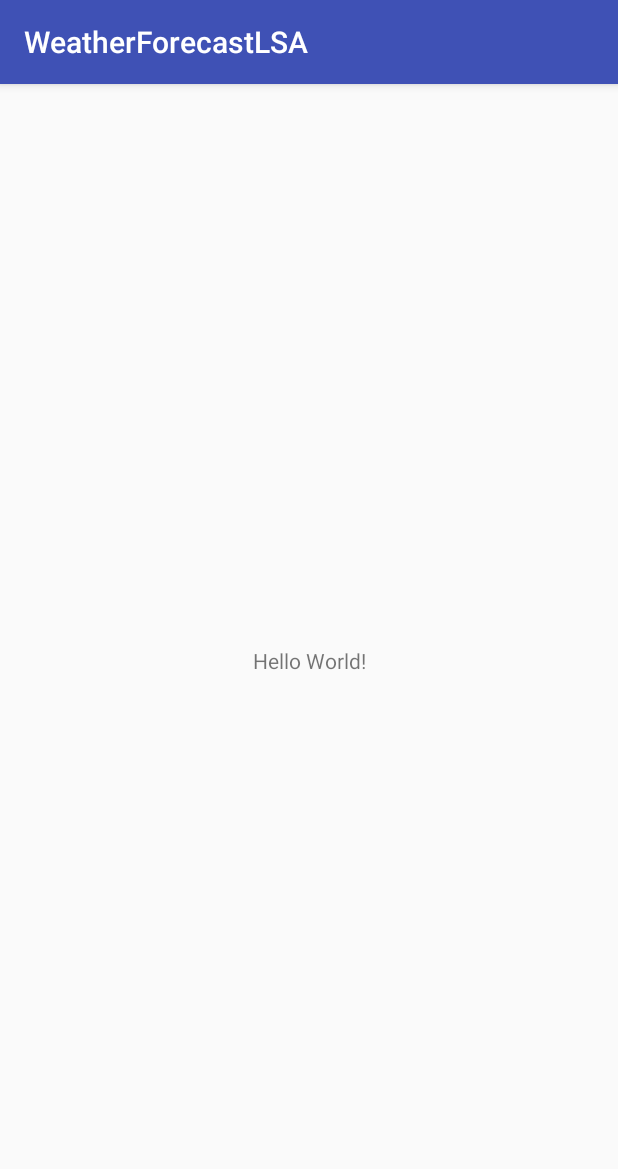
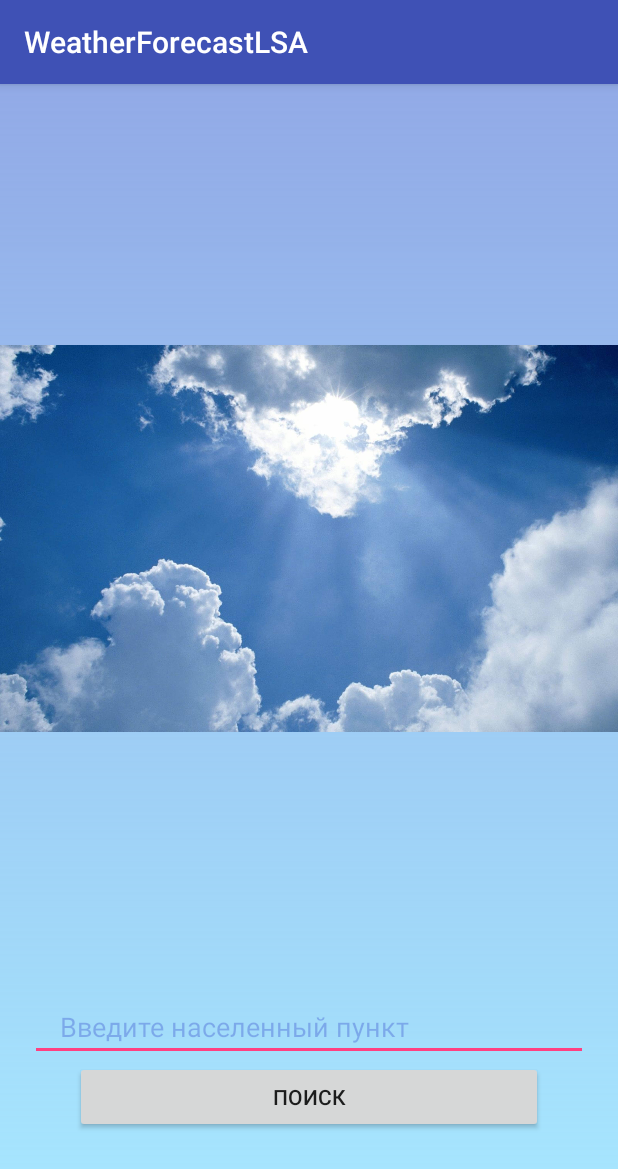
Before and after one commit to BigSerj/FinalWorkAndroid, an Android app: the screen it shows after launch (MainActivity), on a phone screen of 412 x 824 dp. Shown: the top 1169 px of the screen. Run offline under Robolectric (Android 15) with nearby library versions, the phone set to English and light mode, and no system bars.

Commit message:
FinalWorkAndroid

```diff
--- a/WeatherForecastLSA/app/src/main/AndroidManifest.xml
+++ b/WeatherForecastLSA/app/src/main/AndroidManifest.xml
@@ -9,7 +9,7 @@
         android:roundIcon="@mipmap/ic_launcher_round"
         android:supportsRtl="true"
         android:theme="@style/AppTheme">
-        <activity android:name=".MainActivity">
+        <activity android:name=".presentation.view.activity.MainActivity">
             <intent-filter>
                 <action android:name="android.intent.action.MAIN" />
 
--- a/WeatherForecastLSA/app/src/main/java/com/android/bigserj/weatherforecastlsa/MainActivity.java
+++ b/WeatherForecastLSA/app/src/main/java/com/android/bigserj/weatherforecastlsa/presentation/view/activity/MainActivity.java
@@ -1,7 +1,9 @@
-package com.android.bigserj.weatherforecastlsa;
+package com.android.bigserj.weatherforecastlsa.presentation.view.activity;
 
 import android.support.v7.app.AppCompatActivity;
 import android.os.Bundle;
+
+import com.android.bigserj.weatherforecastlsa.R;
 
 public class MainActivity extends AppCompatActivity {
 
--- /dev/null
+++ b/WeatherForecastLSA/app/src/main/res/drawable/gradient_bcgr_main_activity.xml
@@ -0,0 +1,11 @@
+<?xml version="1.0" encoding="utf-8"?>
+<shape xmlns:android="http://schemas.android.com/apk/res/android">
+
+    android:shape="rectangle" >
+
+    <gradient
+        android:angle="90"
+        android:endColor="@color/textColorMainActivity"
+        android:startColor="@color/mainBackgroundColor" />
+
+</shape>
--- a/WeatherForecastLSA/app/src/main/res/layout/activity_main.xml
+++ b/WeatherForecastLSA/app/src/main/res/layout/activity_main.xml
@@ -1,18 +1,52 @@
 <?xml version="1.0" encoding="utf-8"?>
-<android.support.constraint.ConstraintLayout xmlns:android="http://schemas.android.com/apk/res/android"
+<LinearLayout xmlns:android="http://schemas.android.com/apk/res/android"
     xmlns:app="http://schemas.android.com/apk/res-auto"
     xmlns:tools="http://schemas.android.com/tools"
+
     android:layout_width="match_parent"
     android:layout_height="match_parent"
-    tools:context="com.android.bigserj.weatherforecastlsa.MainActivity">
+    android:background="@drawable/gradient_bcgr_main_activity"
+    android:orientation="vertical"
+    android:weightSum="100">
 
-    <TextView
+
+    <ImageView
         android:layout_width="wrap_content"
-        android:layout_height="wrap_content"
-        android:text="Hello World!"
-        app:layout_constraintBottom_toBottomOf="parent"
-        app:layout_constraintLeft_toLeftOf="parent"
-        app:layout_constraintRight_toRightOf="parent"
-        app:layout_constraintTop_toTopOf="parent" />
+        android:layout_height="0dp"
+        android:layout_weight="80"
+        android:src="@mipmap/clouds" />
 
-</android.support.constraint.ConstraintLayout>
+    <LinearLayout
+        android:layout_width="match_parent"
+        android:layout_height="0dp"
+        android:layout_marginStart="20dp"
+        android:layout_marginEnd="20dp"
+        android:layout_marginBottom="10dp"
+        android:layout_gravity="center"
+        android:layout_weight="20"
+        android:orientation="vertical">
+
+        <EditText
+            android:id="@+id/inputLocation"
+            android:layout_width="match_parent"
+            android:layout_height="wrap_content"
+            android:hint="@string/hintLocationMainActivity"
+            android:inputType="textPersonName"
+            android:paddingEnd="20dp"
+            android:paddingStart="20dp"
+            android:textColor="@color/textColorMainActivity"
+            android:textColorHint="@color/hintColor" />
+
+        <Button
+            android:id="@+id/button"
+            android:layout_width="match_parent"
+            android:layout_height="wrap_content"
+            android:layout_marginEnd="30dp"
+            android:layout_marginStart="30dp"
+            android:shadowColor="@color/hintColor"
+            android:text="@string/textButtonSearchMainActivity" />
+
+    </LinearLayout>
+
+
+</LinearLayout>
--- a/WeatherForecastLSA/app/src/main/res/values/colors.xml
+++ b/WeatherForecastLSA/app/src/main/res/values/colors.xml
@@ -3,4 +3,11 @@
     <color name="colorPrimary">#3F51B5</color>
     <color name="colorPrimaryDark">#303F9F</color>
     <color name="colorAccent">#FF4081</color>
+
+    <color name="hintColor">#3d0009ba</color>
+
+    <color name="textColorMainActivity">#6a003acc</color>
+
+    <color name="mainBackgroundColor">#a7e8ff</color>
+
 </resources>
--- a/WeatherForecastLSA/app/src/main/res/values/strings.xml
+++ b/WeatherForecastLSA/app/src/main/res/values/strings.xml
@@ -1,3 +1,5 @@
 <resources>
     <string name="app_name">WeatherForecastLSA</string>
+    <string name="hintLocationMainActivity">Введите населенный пункт</string>
+    <string name="textButtonSearchMainActivity">Поиск</string>
 </resources>
```
Also changed, not shown: WeatherForecastLSA/app/src/main/res/mipmap-xhdpi/clouds.jpg (added).
